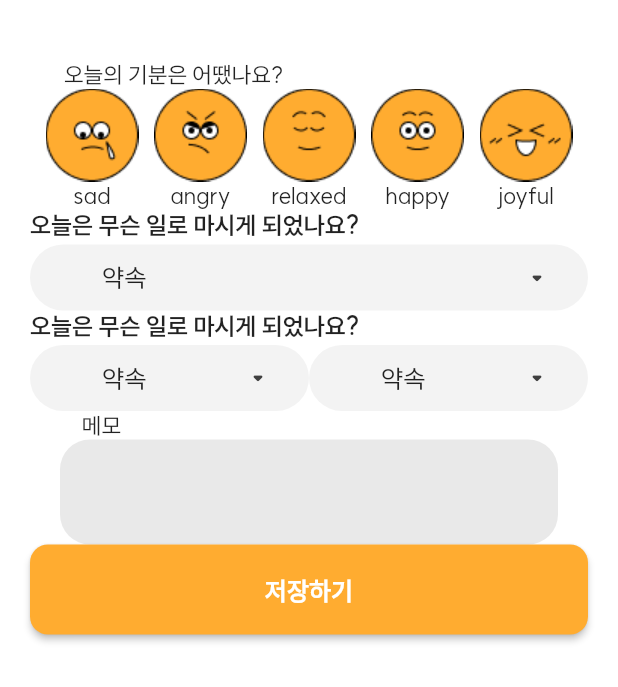
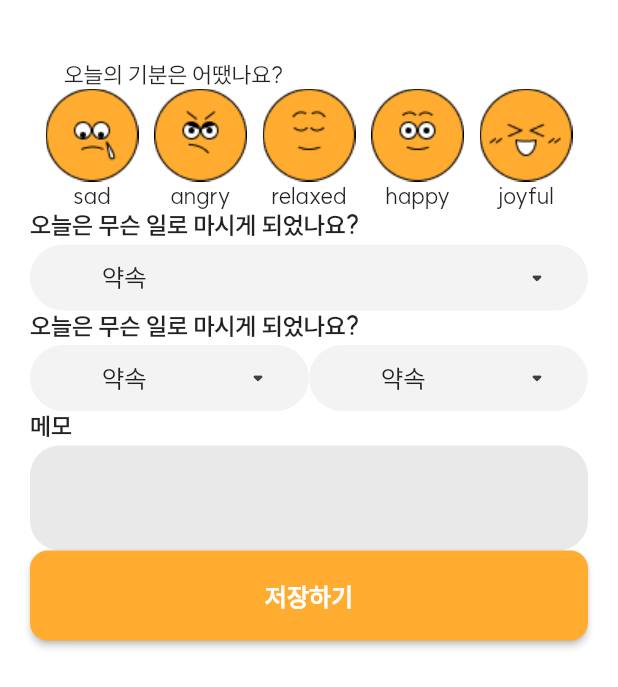
Before and after one commit to coitloz88/Alcohol-Free, a Flutter app: the DrinkingJournalPage screen opened directly, on a phone screen of 412 x 824 dp. Shown: the top 687 px of the screen. Run offline on Flutter 3.47's test engine with Material 2 defaults, Android fonts, the phone set to English and light mode, and no system bars; drawn by our look-alikes of dropdown_button2; our stand-ins replace cloud_firestore, firebase_auth, firebase_core, flutter_local_notifications, font_awesome_flutter, get and 2 more; missing offline and left inert: flutter_timeline_calendar; accounts and stored records are empty; network calls fail; project files that could hold a hidden picture were left out.

Commit message:
use `widget_with_left_heading` in `textbox_with_heading`

```diff
--- a/lib/app/widgets/textbox_with_heading.dart
+++ b/lib/app/widgets/textbox_with_heading.dart
@@ -1,3 +1,4 @@
+import 'package:alcohol_free/app/widgets/widget_with_left_heading.dart';
 import 'package:flutter/material.dart';
 
 class TextBoxWithHeading extends StatefulWidget {
@@ -18,21 +19,14 @@ class _TextBoxWithHeadingState extends State<TextBoxWithHeading> {
 
   @override
   Widget build(BuildContext context) {
-    return Column(
-      children: [
-        Align(
-          alignment: AlignmentDirectional(-0.8, 0),
-          child: Text(
-            widget.heading,
-          ),
-        ),
-        Container(
+    return WidgetWithLeftHeading(
+        heading: widget.heading,
+        childWidget: Container(
           height: widget.height,
           decoration: BoxDecoration(
             color: const Color(0x25686767),
             borderRadius: BorderRadius.circular(20),
           ),
-          margin: const EdgeInsetsDirectional.fromSTEB(20, 0, 20, 0),
           child: TextFormField(
             maxLines: null,
             expands: true,
@@ -43,8 +37,6 @@ class _TextBoxWithHeadingState extends State<TextBoxWithHeading> {
               border: InputBorder.none,
             ),
           ),
-        )
-      ],
-    );
+        ));
   }
 }
```
